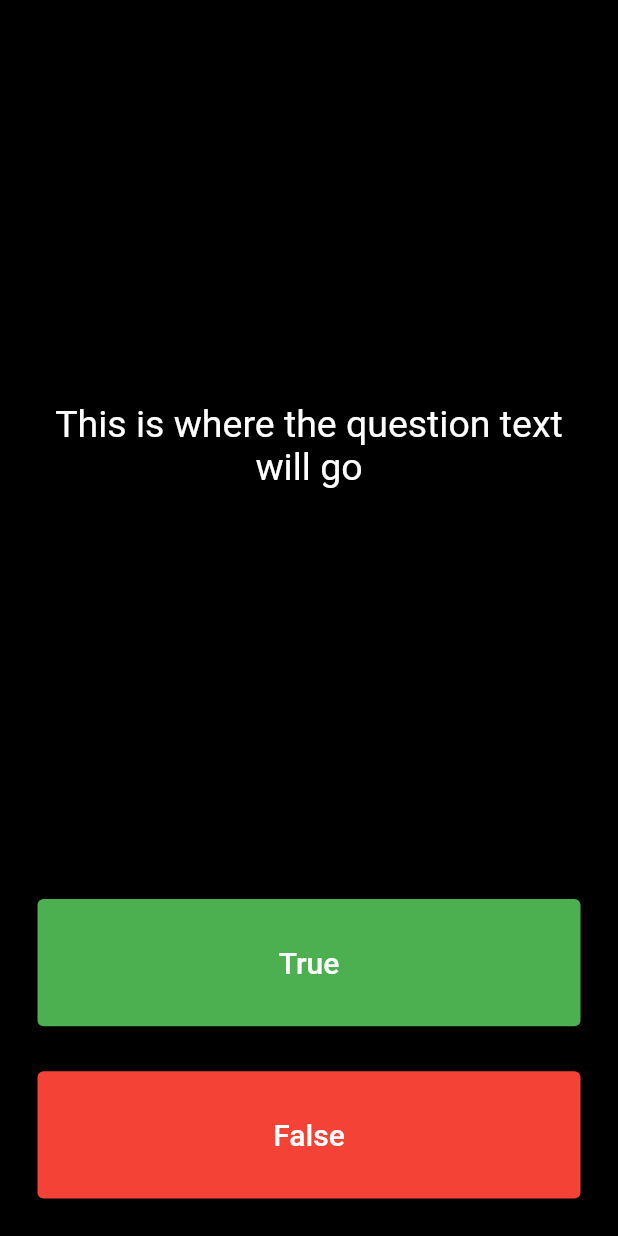
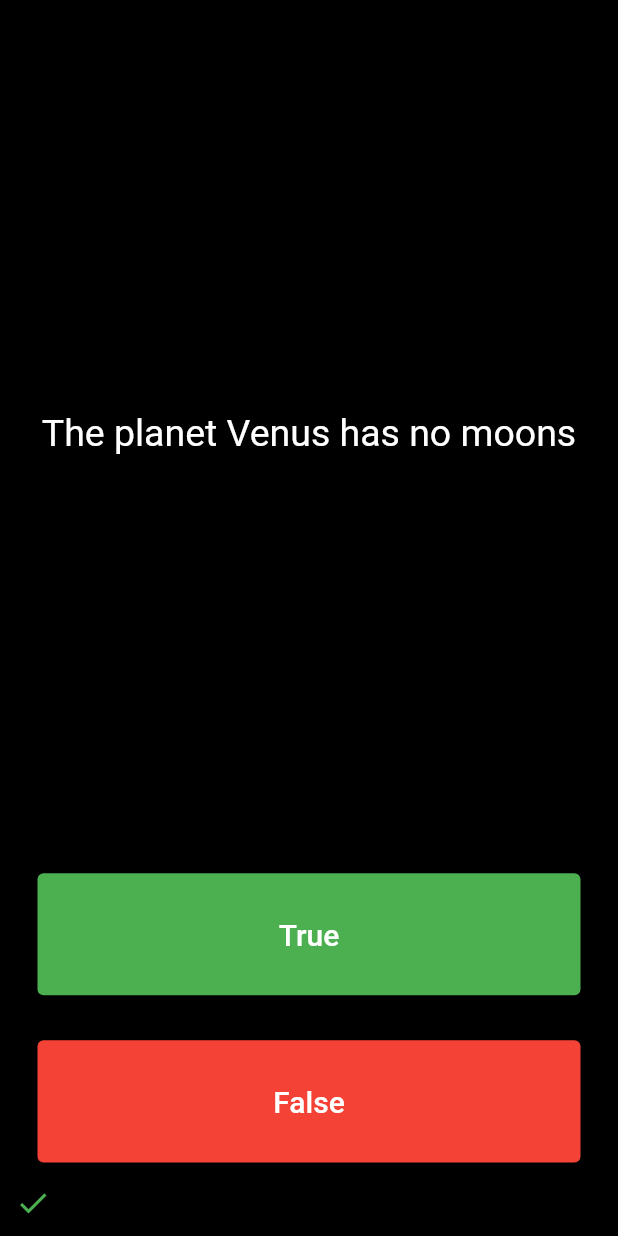
Before and after one commit to Aftaab25/flutter_basic_apps, a Flutter app: the screen it shows after launch, after a tap on "True", on a phone screen of 412 x 824 dp. Run offline on Flutter 3.47's test engine with Material 2 defaults, Android fonts, the phone set to English and light mode, and no system bars; our stand-ins replace audioplayers.

Commit message:
Added logic for result row icons

```diff
--- a/quizzler/lib/main.dart
+++ b/quizzler/lib/main.dart
@@ -25,20 +25,34 @@
 }
 
 class _QuizPageState extends State<QuizPage> {
+  List<Icon> resultRow = [];
+
+  List<String> questions = [
+    "The earth is 4th planet from the sun",
+    "The planet Venus has no moons",
+    "Jupiter is mostly composed of irons",
+    "Sun is a star of average size",
+    "A lunar eclipse occurs when the sun passes"
+  ];
+
+  List<bool> answers = [false, true, false, true, false];
+
+  int questionNum = 0;
+
   @override
   Widget build(BuildContext context) {
     return Column(
       mainAxisAlignment: MainAxisAlignment.spaceBetween,
       crossAxisAlignment: CrossAxisAlignment.stretch,
       children: [
-        const Expanded(
+        Expanded(
           flex: 5,
           child: Padding(
-            padding: EdgeInsets.all(10.0),
+            padding: const EdgeInsets.all(10.0),
             child: Center(
               child: Text(
-                'This is where the question text will go',
-                style: TextStyle(
+                questions[questionNum],
+                style: const TextStyle(
                   color: Colors.white,
                   fontSize: 25,
                 ),
@@ -51,7 +65,31 @@
           child: Padding(
             padding: const EdgeInsets.all(15.0),
             child: TextButton(
-              onPressed: () {},
+              onPressed: () {
+                setState(() {
+                  print(questionNum);
+                  if (questionNum < 4) {
+                    questionNum++;
+                  }
+                  if (questionNum < 5) {
+                    if (answers[questionNum] == true) {
+                      resultRow.add(
+                        const Icon(
+                          Icons.check,
+                          color: Colors.green,
+                        ),
+                      );
+                    } else {
+                      resultRow.add(
+                        const Icon(
+                          Icons.close,
+                          color: Colors.red,
+                        ),
+                      );
+                    }
+                  }
+                });
+              },
               style: const ButtonStyle(
                 backgroundColor: MaterialStatePropertyAll(
                   Colors.green,
@@ -71,7 +109,31 @@
           child: Padding(
             padding: const EdgeInsets.all(15.0),
             child: TextButton(
-              onPressed: () {},
+              onPressed: () {
+                setState(() {
+                  print(questionNum);
+                  if (questionNum < 4) {
+                    questionNum++;
+                  }
+                  if (questionNum < 5) {
+                    if (answers[questionNum] == false) {
+                      resultRow.add(
+                        const Icon(
+                          Icons.check,
+                          color: Colors.green,
+                        ),
+                      );
+                    } else {
+                      resultRow.add(
+                        const Icon(
+                          Icons.close,
+                          color: Colors.red,
+                        ),
+                      );
+                    }
+                  }
+                });
+              },
               style: const ButtonStyle(
                 backgroundColor: MaterialStatePropertyAll(
                   Colors.red,
@@ -87,6 +149,9 @@
             ),
           ),
         ),
+        Row(
+          children: resultRow,
+        ),
       ],
     );
   }
```
